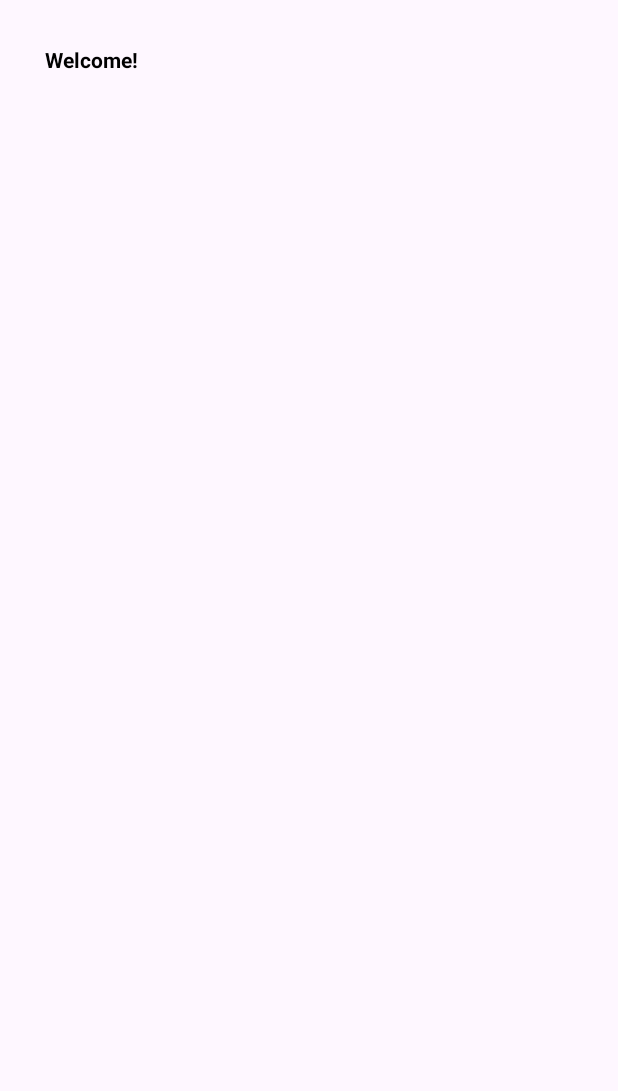
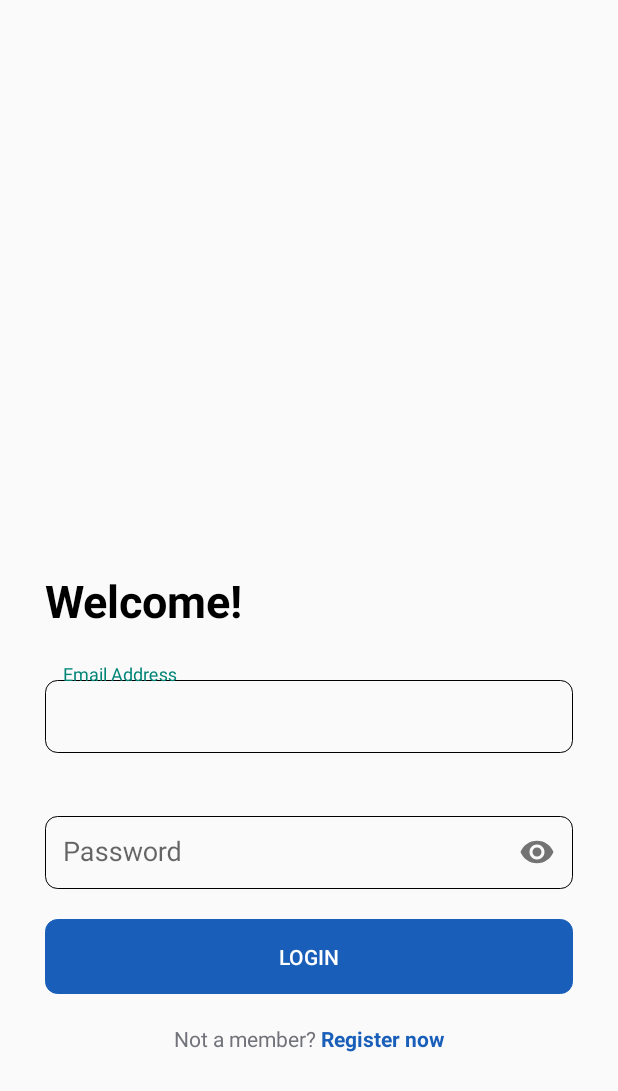
Before and after one commit to SyifaUrRahmi/md-ytta, an Android app: the screen it shows after launch (MainActivity before the commit, LoginActivity after it), on a phone screen of 412 x 824 dp. Before the commit the part shown is almost empty. Shown: the top 1091 px of the screen. Run offline under Robolectric (Android 15) with nearby library versions, the phone set to English and light mode, and no system bars.

Commit message:
fetch API for registration and login

```diff
--- a/app/build.gradle
+++ b/app/build.gradle
@@ -38,4 +38,6 @@ dependencies {
     androidTestImplementation libs.ext.junit
     androidTestImplementation libs.espresso.core
     implementation 'com.android.volley:volley:1.2.0'
+    implementation 'com.squareup.retrofit2:retrofit:2.9.0'
+    implementation 'com.squareup.retrofit2:converter-gson:2.9.0'
 }
--- /dev/null
+++ b/app/src/main/java/com/example/myapplication/LoginActivity.java
@@ -0,0 +1,93 @@
+package com.example.myapplication;
+
+import android.content.Intent;
+import android.os.Bundle;
+import android.view.View;
+import android.widget.Button;
+import android.widget.EditText;
+import android.widget.TextView;
+import android.widget.Toast;
+
+import androidx.activity.EdgeToEdge;
+import androidx.appcompat.app.AppCompatActivity;
+import androidx.core.graphics.Insets;
+import androidx.core.view.ViewCompat;
+import androidx.core.view.WindowInsetsCompat;
+
+import com.example.myapplication.api.APIClient;
+import com.example.myapplication.api.APIService;
+import com.example.myapplication.model.LoginRequest;
+import com.example.myapplication.model.LoginResponse;
+
+import retrofit2.Call;
+import retrofit2.Callback;
+import retrofit2.Response;
+
+public class LoginActivity extends AppCompatActivity {
+
+    private EditText emailEditText;
+    private EditText passwordEditText;
+    private Button loginButton;
+    private TextView registration;
+
+    @Override
+    protected void onCreate(Bundle savedInstanceState) {
+        super.onCreate(savedInstanceState);
+        setContentView(R.layout.activity_login);
+
+        emailEditText = findViewById(R.id.et_email);
+        passwordEditText = findViewById(R.id.et_password);
+        loginButton = findViewById(R.id.btn_login);
+        registration = findViewById(R.id.registration);
+
+        loginButton.setOnClickListener(new View.OnClickListener() {
+            @Override
+            public void onClick(View v) {
+                loginUser();
+            }
+        });
+
+        registration.setOnClickListener(new View.OnClickListener() {
+            @Override
+            public void onClick(View v) {
+                Intent intent = new Intent(LoginActivity.this, RegisterActivity.class);
+                startActivity(intent);
+            }
+        });
+    }
+
+    private void loginUser() {
+        String email = emailEditText.getText().toString().trim();
+        String password = passwordEditText.getText().toString().trim();
+
+        LoginRequest loginRequest = new LoginRequest(email, password);
+
+        APIService apiService = APIClient.getClient().create(APIService.class);
+        Call<LoginResponse> call = apiService.loginUser(loginRequest);
+
+        call.enqueue(new Callback<LoginResponse>() {
+
+            @Override
+            public void onResponse(Call<LoginResponse> call, Response<LoginResponse> response) {
+                if (response.isSuccessful()) {
+                    LoginResponse loginResponse = response.body();
+                    if (loginResponse.isSuccess()) {
+                        String token = loginResponse.getToken();
+                        Intent intent = new Intent(LoginActivity.this, MainActivity.class);
+                        startActivity(intent);
+                        finish();
+                    } else {
+                        Toast.makeText(LoginActivity.this, "Login failed: " + loginResponse.getError(), Toast.LENGTH_SHORT).show();
+                    }
+                } else {
+                    Toast.makeText(LoginActivity.this, "Login failed", Toast.LENGTH_SHORT).show();
+                }
+            }
+
+            @Override
+            public void onFailure(Call<LoginResponse> call, Throwable t) {
+                Toast.makeText(LoginActivity.this, "An error occurred: " + t.getMessage(), Toast.LENGTH_SHORT).show();
+            }
+        });
+    }
+}
--- a/app/src/main/java/com/example/myapplication/MainActivity.java
+++ b/app/src/main/java/com/example/myapplication/MainActivity.java
@@ -25,7 +25,7 @@ public class MainActivity extends AppCompatActivity {
     }
 
     public void regis(View view) {
-        Intent toRegis = new Intent(MainActivity.this, Login.class);
+        Intent toRegis = new Intent(MainActivity.this, LoginActivity.class);
         startActivity(toRegis);
     }
 }
--- /dev/null
+++ b/app/src/main/java/com/example/myapplication/api/APIService.java
@@ -0,0 +1,20 @@
+package com.example.myapplication.api;
+
+
+
+import com.example.myapplication.model.LoginRequest;
+import com.example.myapplication.model.LoginResponse;
+import com.example.myapplication.model.RegisterRequest;
+import com.example.myapplication.model.RegisterResponse;
+
+import retrofit2.Call;
+import retrofit2.http.Body;
+import retrofit2.http.POST;
+
+public interface APIService {
+    @POST("/register")
+    Call<RegisterResponse> registerUser(@Body RegisterRequest registerRequest);
+
+    @POST("login")
+    Call<LoginResponse> loginUser(@Body LoginRequest loginRequest);
+}
--- a/app/src/main/res/layout/activity_login.xml
+++ b/app/src/main/res/layout/activity_login.xml
@@ -5,10 +5,26 @@
     android:id="@+id/main"
     android:layout_width="match_parent"
     android:layout_height="match_parent"
-    android:layout_margin="30dp"
     android:backgroundTint="@color/primary"
     android:orientation="vertical"
-    tools:context=".Login">
+    tools:context=".LoginActivity">
+
+    <ImageView
+        xmlns:android="http://schemas.android.com/apk/res/android"
+        android:id="@+id/image"
+        android:layout_width="match_parent"
+        android:layout_height="350dp"
+        app:layout_constraintTop_toTopOf="parent"
+        android:layout_alignParentLeft="true"
+        android:layout_alignParentTop="true"
+        />
+
+    <LinearLayout
+        android:layout_width="match_parent"
+        android:layout_height="wrap_content"
+        android:layout_margin="30dp"
+        android:orientation="vertical"
+        >
 
         <TextView
             android:layout_width="wrap_content"
@@ -24,20 +40,36 @@
             android:layout_marginTop="22dp"
             android:orientation="vertical">
 
-        <EditText
+            <com.google.android.material.textfield.TextInputLayout
+                android:layout_width="match_parent"
+                android:layout_height="wrap_content"
+                android:layout_marginBottom="16dp">
+
+                <com.google.android.material.textfield.TextInputEditText
                     android:layout_width="match_parent"
                     android:layout_height="wrap_content"
                     android:background="@drawable/custom_edittext"
                     android:hint="Email Address"
-            android:padding="12dp" />
+                    android:id="@+id/et_email"
+                    android:padding="12dp"
+                    android:inputType="textEmailAddress" />
+            </com.google.android.material.textfield.TextInputLayout>
 
-        <EditText
+            <com.google.android.material.textfield.TextInputLayout
                 android:layout_width="match_parent"
                 android:layout_height="wrap_content"
                 android:layout_marginTop="15dp"
+                app:endIconMode="password_toggle">
+
+                <com.google.android.material.textfield.TextInputEditText
+                    android:layout_width="match_parent"
+                    android:layout_height="wrap_content"
                     android:background="@drawable/custom_edittext"
                     android:hint="Password"
-            android:padding="12dp" />
+                    android:id="@+id/et_password"
+                    android:padding="12dp"
+                    android:inputType="textPassword" />
+            </com.google.android.material.textfield.TextInputLayout>
         </LinearLayout>
 
         <Button
@@ -47,7 +79,9 @@
             android:backgroundTint="@color/primary"
             android:backgroundTintMode="add"
             android:padding="15dp"
+            android:id="@+id/btn_login"
             android:layout_marginTop="20dp"
+            android:textColor="@color/white"
             android:text="Login" />
 
         <LinearLayout
@@ -65,17 +99,22 @@
                 android:textColor="#71727A"
                 android:text="Not a member? "/>
             <TextView
-            android:onClick="regis"
                 android:layout_width="wrap_content"
                 android:layout_height="wrap_content"
                 android:layout_gravity="center"
                 android:gravity="center"
                 android:textColor="@color/primary"
                 android:text="Register now"
+                android:id="@+id/registration"
                 android:textStyle="bold"/>
+
+        </LinearLayout>
 
     </LinearLayout>
 
 
 
+
+
+
 </LinearLayout>
--- a/app/src/main/res/values-night/themes.xml
+++ b/app/src/main/res/values-night/themes.xml
@@ -1,6 +1,6 @@
 <resources xmlns:tools="http://schemas.android.com/tools">
     <!-- Base application theme. -->
-    <style name="Base.Theme.MyApplication" parent="Theme.Material3.DayNight.NoActionBar">
+    <style name="Base.Theme.MyApplication" parent="Theme.AppCompat.Light.NoActionBar">
         <!-- Customize your dark theme here. -->
         <!-- <item name="colorPrimary">@color/my_dark_primary</item> -->
     </style>
--- a/app/src/main/res/values/themes.xml
+++ b/app/src/main/res/values/themes.xml
@@ -1,6 +1,6 @@
 <resources xmlns:tools="http://schemas.android.com/tools">
     <!-- Base application theme. -->
-    <style name="Base.Theme.MyApplication" parent="Theme.Material3.DayNight.NoActionBar">
+    <style name="Base.Theme.MyApplication" parent="Theme.AppCompat.Light.NoActionBar">
         <!-- Customize your light theme here. -->
         <!-- <item name="colorPrimary">@color/my_light_primary</item> -->
     </style>
```
Also changed, not shown: app/src/main/AndroidManifest.xml (+11 -9 lines), app/src/main/java/com/example/myapplication/Login.java (deleted, +0 -31 lines), app/src/main/java/com/example/myapplication/Register.java (deleted, +0 -110 lines), app/src/main/java/com/example/myapplication/RegisterActivity.java (added, +91 -0 lines), app/src/main/java/com/example/myapplication/api/APIClient.java (added, +20 -0 lines), app/src/main/java/com/example/myapplication/model/LoginRequest.java (added, +12 -0 lines), app/src/main/java/com/example/myapplication/model/LoginResponse.java (added, +32 -0 lines), app/src/main/java/com/example/myapplication/model/RegisterRequest.java (added, +18 -0 lines), app/src/main/java/com/example/myapplication/model/RegisterResponse.java (added, +22 -0 lines), app/src/main/res/layout/activity_register.xml (+39 -28 lines). Lines whose indentation alone changed are shown as unchanged.
